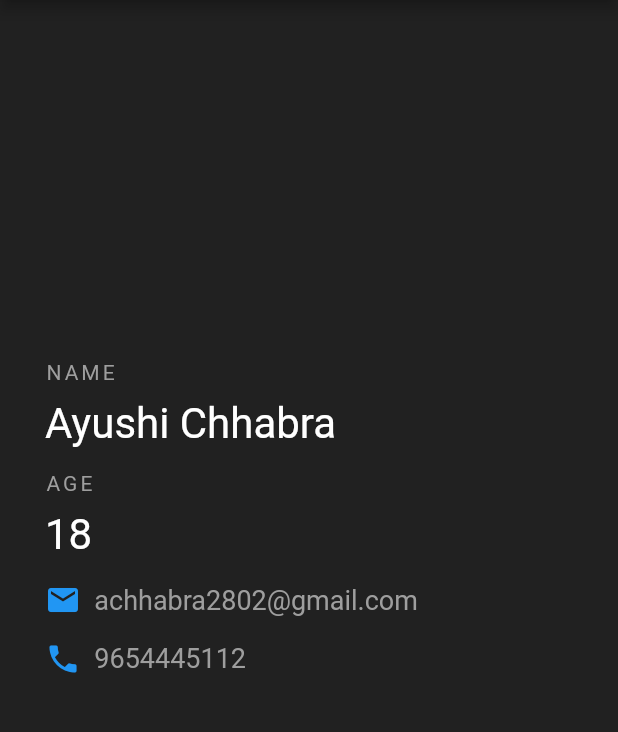
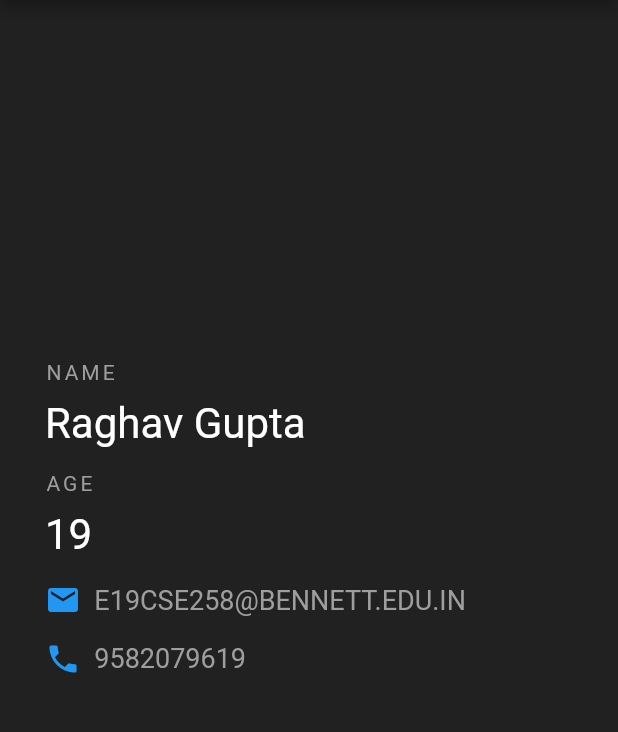
Before and after one commit to raghavguptaeng/Ninja-Id, a Flutter app: the screen it shows after launch, on a phone screen of 412 x 824 dp, the part 84-816 px from its top. Run offline on Flutter 3.47's test engine with Material 2 defaults, Android fonts, the phone set to English and light mode, and no system bars.

Commit message:
Modified details

```diff
--- a/lib/main.dart
+++ b/lib/main.dart
@@ -41,7 +41,7 @@ class NinjaCard extends StatelessWidget {
             ),
             Container(
               child: Text(
-                "Ayushi Chhabra",
+                "Raghav Gupta",
                 style: TextStyle(
                   color: Colors.white,
                   fontSize: 28
@@ -67,7 +67,7 @@ class NinjaCard extends StatelessWidget {
             ),
             Container(
               child: Text(
-                "18",
+                "19",
                 style: TextStyle(
                     color: Colors.white,
                     fontSize: 28
@@ -85,7 +85,7 @@ class NinjaCard extends StatelessWidget {
                   color: Colors.blue,
                 ),
                 Text(
-                  "  achhabra2802@gmail.com",
+                  "  E19CSE258@BENNETT.EDU.IN",
                   style: TextStyle(
                       color: Colors.grey,
                       fontSize: 18
@@ -103,7 +103,7 @@ class NinjaCard extends StatelessWidget {
                   color: Colors.blue,
                 ),
                 Text(
-                  "  9654445112",
+                  "  9582079619",
                   style: TextStyle(
                       color: Colors.grey,
                       fontSize: 18
```
